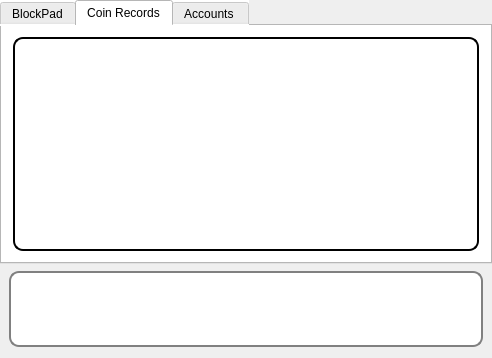
First picture: the form in blockpad.ui, repository Bloc10FinTech/blockpad, before the edit.
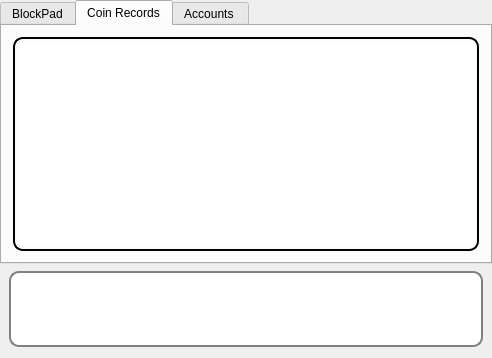
Second picture: the form after the edit. The open tabs and pages were chosen to show the change. Icons and pictures are not drawn. Custom widgets are drawn as their Qt base class.

Diff of the .ui file:
```diff
--- a/blockpad.ui
+++ b/blockpad.ui
@@ -21,7 +21,18 @@
   </property>
   <property name="styleSheet">
    <string notr="true">QPushButton{background-color: white; border: none; }
-</string>
+Development
+{
+background-color: white 
+}
+CoinRecords
+{
+background-color: white 
+}
+Accounts
+{
+background-color: white 
+}</string>
   </property>
   <layout class="QVBoxLayout" name="mainVerticalLayout">
    <property name="spacing">
@@ -39,10 +50,9 @@
    <item>
     <widget class="QTabWidget" name="tabWidget">
      <property name="styleSheet">
-      <string notr="true">QWidget
-{
-background-color: white 
-}</string>
+      <string notr="true">
+
+</string>
      </property>
      <property name="currentIndex">
       <number>0</number>
```
Left out of the diff: 28 changed lines with no effect on the pictures.
